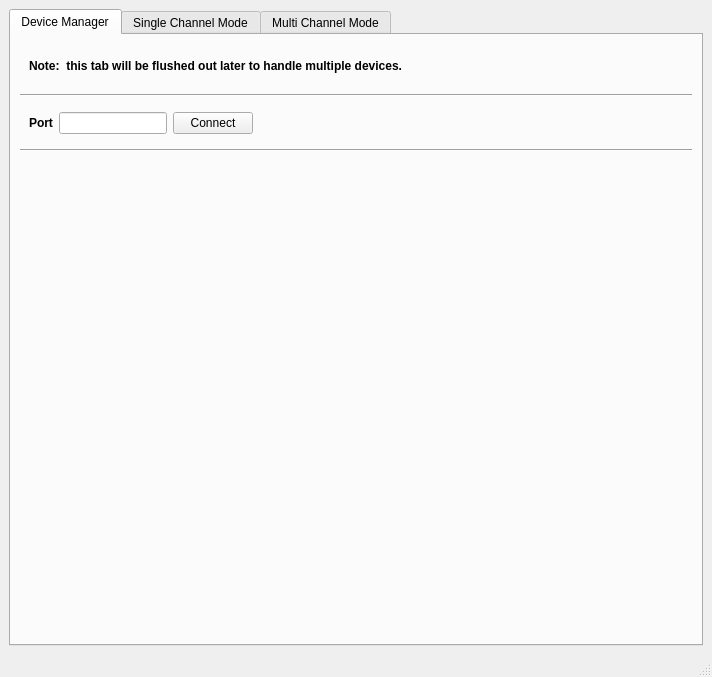
The window that expresso_python_api/expresso/gui/expresso_gui.ui (iorodeo/expresso_device_software) describes before a commit, drawn with Qt 5.
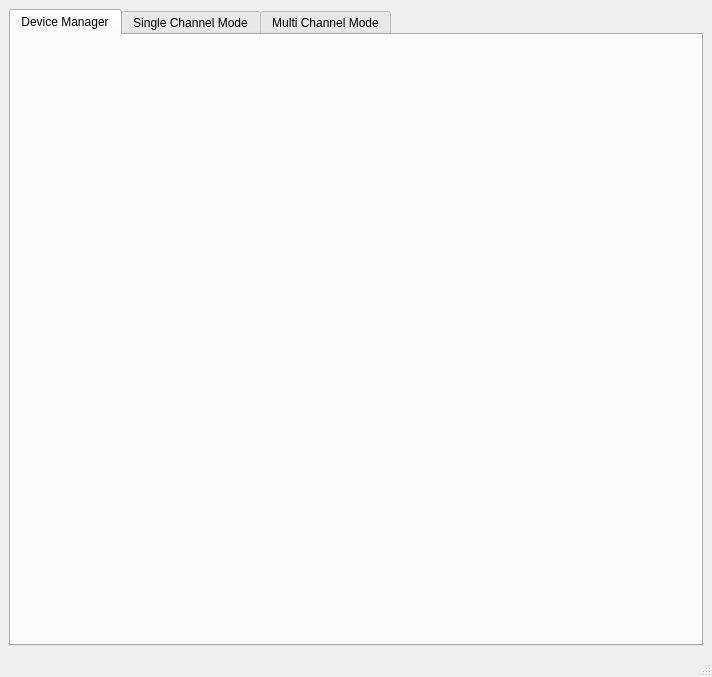
The same window after the commit. Custom widgets are drawn as their Qt base class.

Commit message: basic functionality for auto recognition of devices implemented

Patch:
```diff
--- a/expresso_python_api/expresso/gui/expresso_gui.ui
+++ b/expresso_python_api/expresso/gui/expresso_gui.ui
@@ -26,104 +26,7 @@
        </attribute>
        <layout class="QVBoxLayout" name="verticalLayout_8">
         <item>
-         <widget class="QWidget" name="widget_13" native="true">
-          <layout class="QHBoxLayout" name="horizontalLayout_16">
-           <property name="topMargin">
-            <number>15</number>
-           </property>
-           <property name="bottomMargin">
-            <number>15</number>
-           </property>
-           <item>
-            <widget class="QLabel" name="label_7">
-             <property name="font">
-              <font>
-               <weight>75</weight>
-               <bold>true</bold>
-              </font>
-             </property>
-             <property name="text">
-              <string>Note:  this tab will be flushed out later to handle multiple devices.</string>
-             </property>
-            </widget>
-           </item>
-          </layout>
-         </widget>
-        </item>
-        <item>
-         <widget class="Line" name="line_8">
-          <property name="orientation">
-           <enum>Qt::Horizontal</enum>
-          </property>
-         </widget>
-        </item>
-        <item>
-         <widget class="QWidget" name="widget_10" native="true">
-          <layout class="QHBoxLayout" name="horizontalLayout_5">
-           <item>
-            <widget class="QLabel" name="label_14">
-             <property name="font">
-              <font>
-               <weight>75</weight>
-               <bold>true</bold>
-              </font>
-             </property>
-             <property name="text">
-              <string>Port</string>
-             </property>
-            </widget>
-           </item>
-           <item>
-            <widget class="QLineEdit" name="portLineEdit">
-             <property name="sizePolicy">
-              <sizepolicy hsizetype="Fixed" vsizetype="Fixed">
-               <horstretch>0</horstretch>
-               <verstretch>0</verstretch>
-              </sizepolicy>
-             </property>
-             <property name="focusPolicy">
-              <enum>Qt::ClickFocus</enum>
-             </property>
-            </widget>
-           </item>
-           <item>
-            <widget class="QPushButton" name="connectPushButton">
-             <property name="sizePolicy">
-              <sizepolicy hsizetype="Fixed" vsizetype="Fixed">
-               <horstretch>0</horstretch>
-               <verstretch>0</verstretch>
-              </sizepolicy>
-             </property>
-             <property name="text">
-              <string>Connect</string>
-             </property>
-            </widget>
-           </item>
-           <item>
-            <spacer name="horizontalSpacer">
-             <property name="orientation">
-              <enum>Qt::Horizontal</enum>
-             </property>
-             <property name="sizeHint" stdset="0">
-              <size>
-               <width>114</width>
-               <height>20</height>
-              </size>
-             </property>
-            </spacer>
-           </item>
-          </layout>
-         </widget>
-        </item>
-        <item>
-         <widget class="Line" name="line_2">
-          <property name="orientation">
-           <enum>Qt::Horizontal</enum>
-          </property>
-         </widget>
-        </item>
-        <item>
-         <spacer name="verticalSpacer_2">
+         <spacer name="verticalSpacer">
           <property name="orientation">
            <enum>Qt::Vertical</enum>
           </property>
```
Left out of the diff: 22 changed lines with no effect on the pictures. The commit also changes 12 other files.
